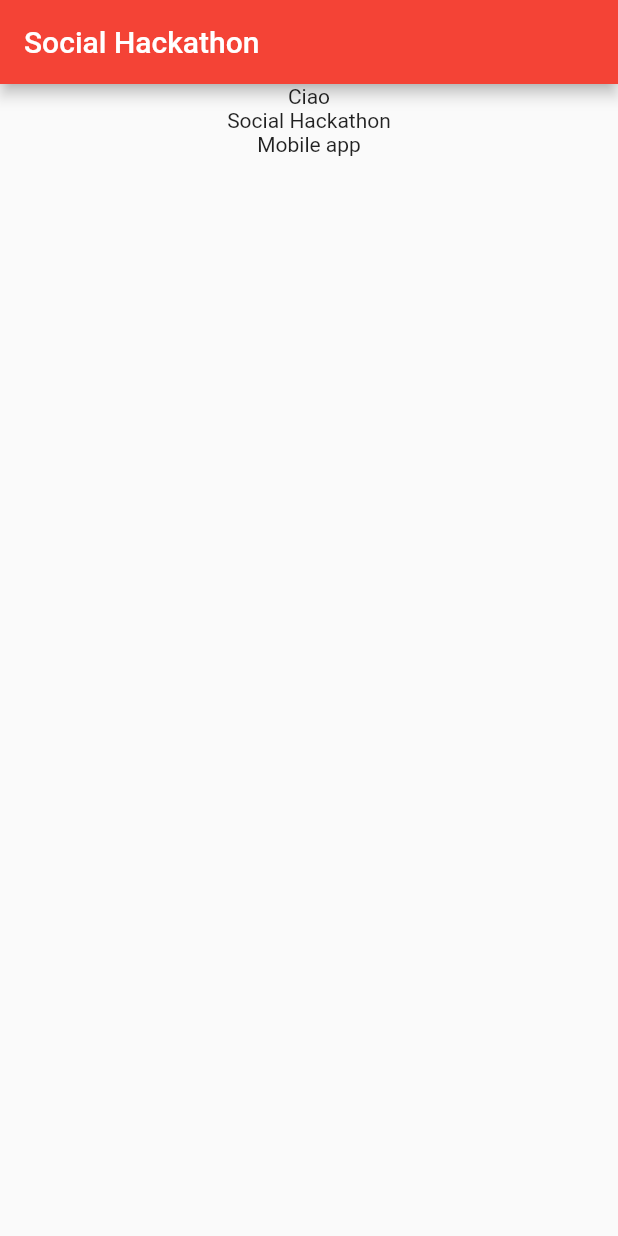
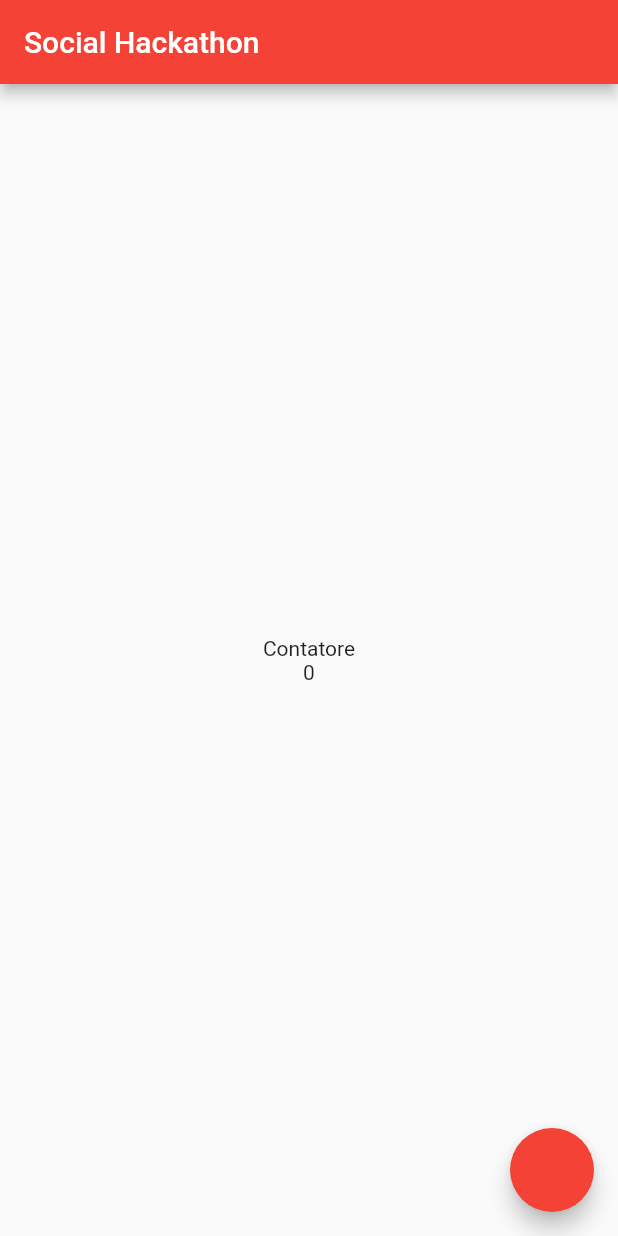
Before and after one commit to slashe95/socialhackathon.denisevillani, a Flutter app: the screen it shows after launch, on a phone screen of 412 x 824 dp. Run offline on Flutter 3.47's test engine with Material 2 defaults, Android fonts, the phone set to English and light mode, and no system bars.

Commit message:
Fab added

```diff
--- a/lib/home.dart
+++ b/lib/home.dart
@@ -8,6 +8,7 @@ class Home extends StatefulWidget {
 }
 
 class HomeState extends State<Home> {
+  int counter = 0;
   @override
   Widget build(BuildContext context) {
     return Scaffold(
@@ -16,12 +17,19 @@ class HomeState extends State<Home> {
       ),
       body: Center(
         child: Column(
+          mainAxisSize: MainAxisSize.min,
           children: [
-            Text("Ciao"),
-            Text("Social Hackathon"),
-            Text("Mobile app"),
+            Text("Contatore"),
+            Text("$counter"),
           ],
         ),
+      ),
+      floatingActionButton: FloatingActionButton(
+        onPressed: () {
+          setState( () {
+          counter = counter + 1)
+        });
+        }
       ),
     );
   }
```
Also changed, not shown: 2 other files.
